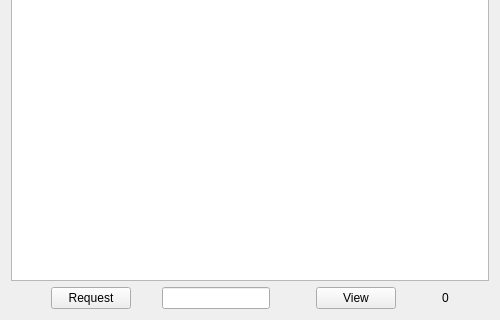
hassan-kandil/DistImage, file myimagesdialog.ui: the form before one commit; both pictures show x 0 to 500 and y 180 to 500 of the 500 by 500 pixel window.
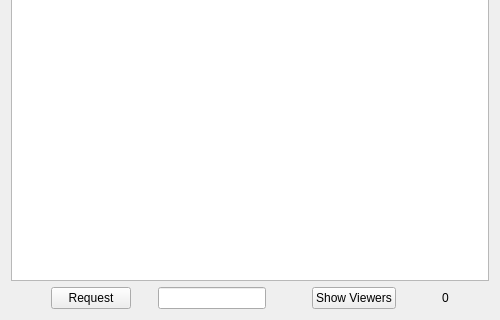
The form after the commit.

Patch:
```diff
--- a/myimagesdialog.ui
+++ b/myimagesdialog.ui
@@ -102,7 +102,7 @@
      <item>
       <widget class="QPushButton" name="push_view">
        <property name="text">
-        <string>View</string>
+        <string>Show Viewers</string>
        </property>
       </widget>
      </item>
```
